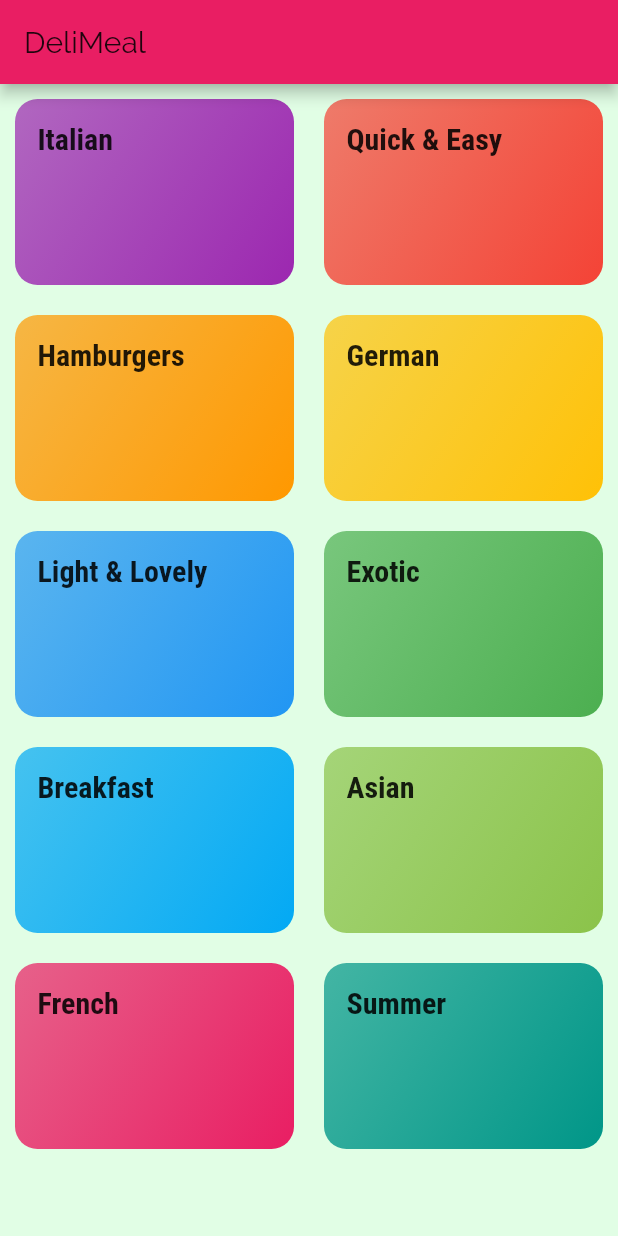
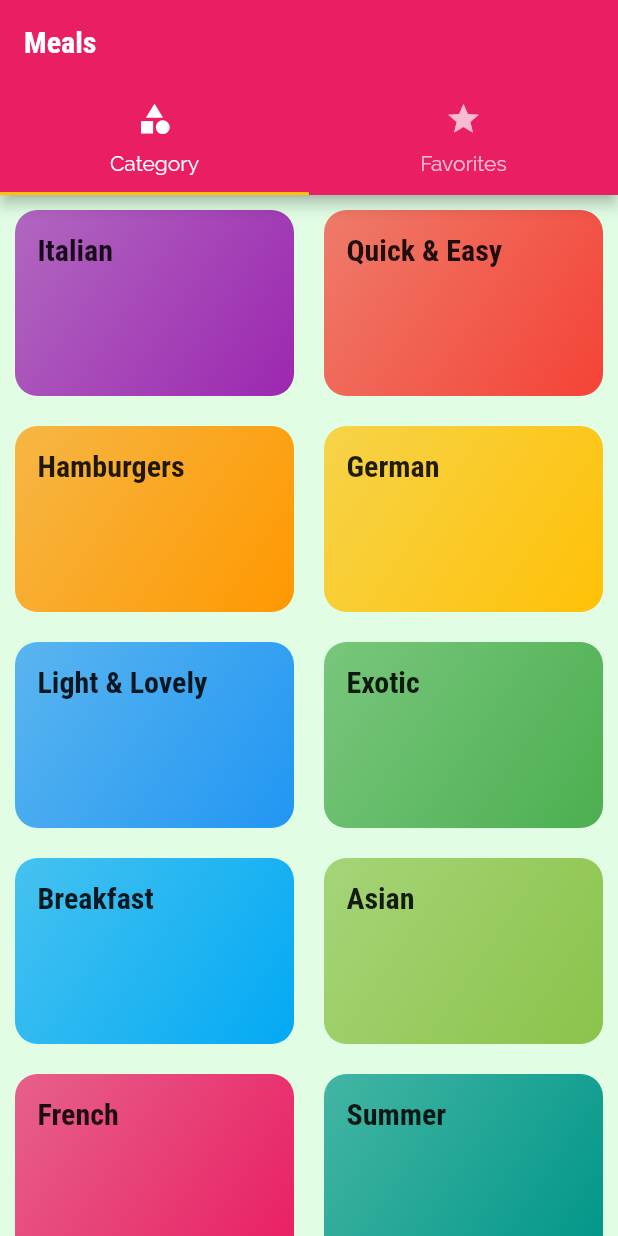
Before and after one commit to suad-mo/meals, a Flutter app: the screen it shows after launch, on a phone screen of 412 x 824 dp. Run offline on Flutter 3.47's test engine with Material 2 defaults, Android fonts, the phone set to English and light mode, and no system bars.

Commit message:
Adding a TabBar to the Appbar...

```diff
--- a/lib/main.dart
+++ b/lib/main.dart
@@ -1,5 +1,6 @@
 import 'package:flutter/material.dart';
 
+import '../screens/tabs_screens.dart';
 import '../screens/meal_detail_screen.dart';
 import '../screens/category_meals_screen.dart';
 import '../screens/categories_screen.dart';
@@ -16,15 +17,6 @@ class MyApp extends StatelessWidget {
           primarySwatch: Colors.pink,
           fontFamily: 'Raleway',
           textTheme: ThemeData.light().textTheme.copyWith(
-                // titleSmall: const TextStyle(
-                //   fontSize: 20,
-                // ),
-                // titleMedium: const TextStyle(
-                //   fontSize: 20,
-                // ),
-                // titleLarge: const TextStyle(
-                //   fontSize: 20,
-                // ),
                 bodyText1: const TextStyle(
                   color: Color.fromRGBO(20, 51, 51, 1),
                 ),
@@ -45,7 +37,7 @@ class MyApp extends StatelessWidget {
           canvasColor: const Color.fromRGBO(225, 254, 229, 1)),
       // home: const CategoriesScreen(),
       routes: {
-        '/': (ctx) => const CategoriesScreen(),
+        '/': (ctx) => TabsScreen(), // const CategoriesScreen(),
         CategoryMealsScreen.routeName: (ctx) => CategoryMealsScreen(),
         MealDetailScreen.routeName: (ctx) => MealDetailScreen(),
       },
--- a/lib/screens/categories_screen.dart
+++ b/lib/screens/categories_screen.dart
@@ -8,14 +8,7 @@ class CategoriesScreen extends StatelessWidget {
 
   @override
   Widget build(BuildContext context) {
-    return Scaffold(
-      appBar: AppBar(
-        title: Text(
-          'DeliMeal',
-          style: Theme.of(context).textTheme.headline5,
-        ),
-      ),
-      body: GridView(
+    return GridView(
       padding: const EdgeInsets.all(10),
       gridDelegate: const SliverGridDelegateWithMaxCrossAxisExtent(
         maxCrossAxisExtent: 200,
@@ -33,7 +26,6 @@ class CategoriesScreen extends StatelessWidget {
             ),
           )
           .toList(),
-      ),
     );
   }
 }
--- /dev/null
+++ b/lib/screens/favorites_screen.dart
@@ -0,0 +1,14 @@
+import 'package:flutter/cupertino.dart';
+import 'package:flutter/src/foundation/key.dart';
+import 'package:flutter/src/widgets/framework.dart';
+
+class FavoritesScreen extends StatelessWidget {
+  const FavoritesScreen({Key? key}) : super(key: key);
+
+  @override
+  Widget build(BuildContext context) {
+    return Center(
+      child: Text('The Favorites'),
+    );
+  }
+}
--- /dev/null
+++ b/lib/screens/tabs_screens.dart
@@ -0,0 +1,47 @@
+import 'package:flutter/material.dart';
+
+import '../screens/favorites_screen.dart';
+import '../screens/categories_screen.dart';
+
+class TabsScreen extends StatefulWidget {
+  const TabsScreen({Key? key}) : super(key: key);
+
+  @override
+  State<TabsScreen> createState() => _TabsScreenState();
+}
+
+class _TabsScreenState extends State<TabsScreen> {
+  @override
+  Widget build(BuildContext context) {
+    return DefaultTabController(
+      length: 2,
+      child: Scaffold(
+        appBar: AppBar(
+          title: Text('Meals'),
+          bottom: TabBar(
+            tabs: <Widget>[
+              Tab(
+                icon: Icon(
+                  Icons.category,
+                ),
+                text: 'Category',
+              ),
+              Tab(
+                icon: Icon(
+                  Icons.star,
+                ),
+                text: 'Favorites',
+              ),
+            ],
+          ),
+        ),
+        body: TabBarView(
+          children: [
+            CategoriesScreen(),
+            FavoritesScreen(),
+          ],
+        ),
+      ),
+    );
+  }
+}
```
Lines whose indentation alone changed are shown as unchanged.
